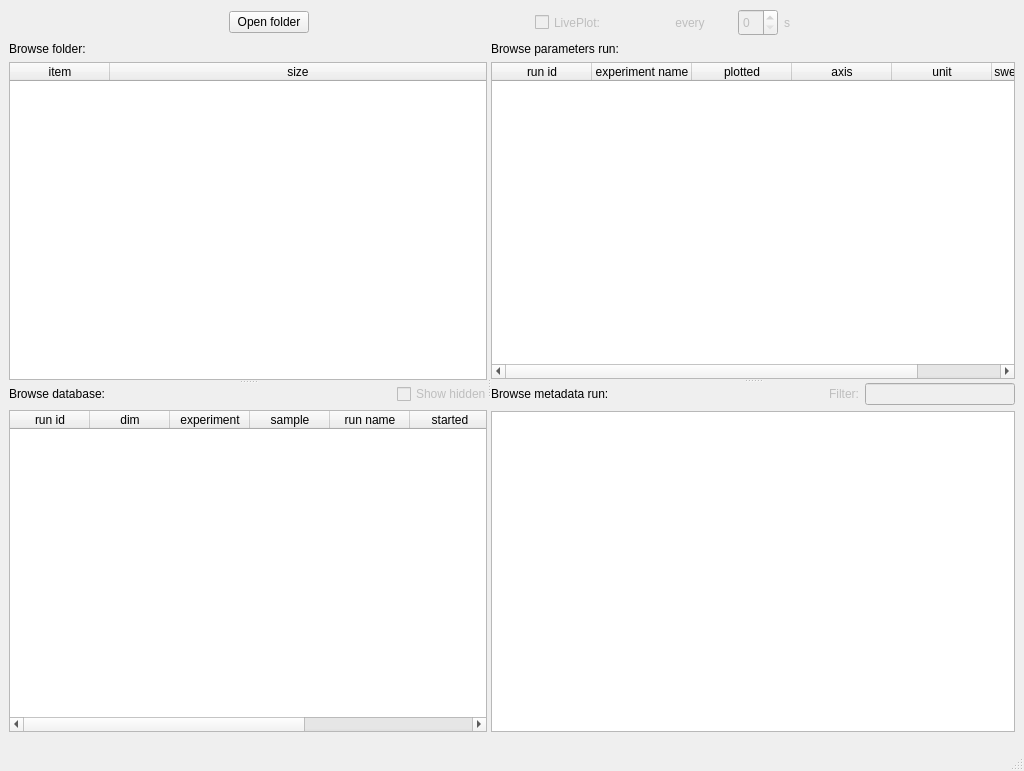
Above: plotter/ui/main.ui from pyplotter/pyplotter before the change. Below: the same form after it.
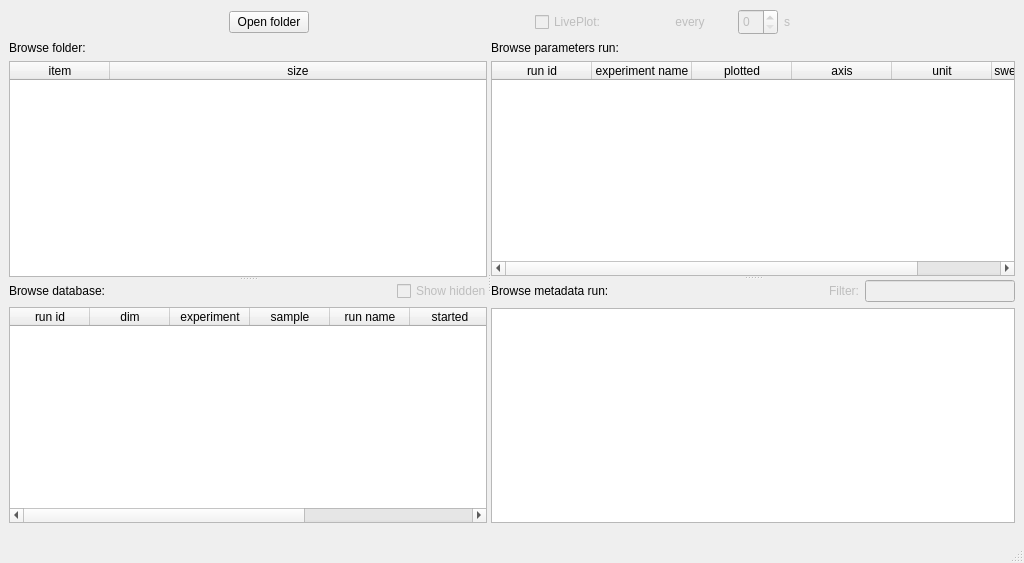
That is the form after the change. Custom widgets are drawn as their Qt base class.

Patch:
```diff
--- a/plotter/ui/main.ui
+++ b/plotter/ui/main.ui
@@ -7,7 +7,7 @@
     <x>0</x>
     <y>0</y>
     <width>1024</width>
-    <height>771</height>
+    <height>563</height>
    </rect>
   </property>
   <property name="windowTitle">
@@ -17,6 +17,9 @@
    <layout class="QVBoxLayout" name="verticalLayout_4">
     <item>
      <layout class="QVBoxLayout" name="verticalLayout_3">
+      <property name="bottomMargin">
+       <number>1</number>
+      </property>
       <item>
        <layout class="QHBoxLayout" name="TopHorizontalLayout">
         <item>
@@ -137,8 +140,8 @@
        <widget class="QSplitter" name="splitter">
         <property name="minimumSize">
          <size>
-          <width>1000</width>
-          <height>690</height>
+          <width>0</width>
+          <height>482</height>
          </size>
         </property>
         <property name="orientation">
@@ -148,6 +151,12 @@
          <layout class="QVBoxLayout" name="verticalLayout">
           <item>
            <widget class="QSplitter" name="splitter_2">
+            <property name="minimumSize">
+             <size>
+              <width>0</width>
+              <height>0</height>
+             </size>
+            </property>
             <property name="orientation">
              <enum>Qt::Vertical</enum>
             </property>
```
